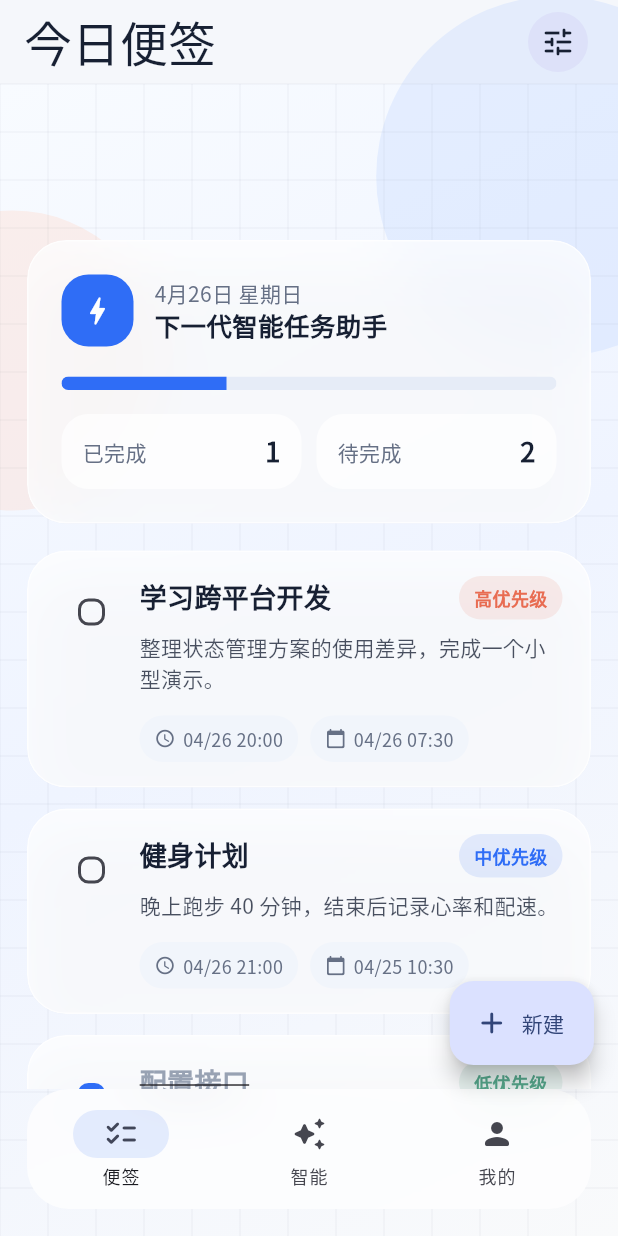
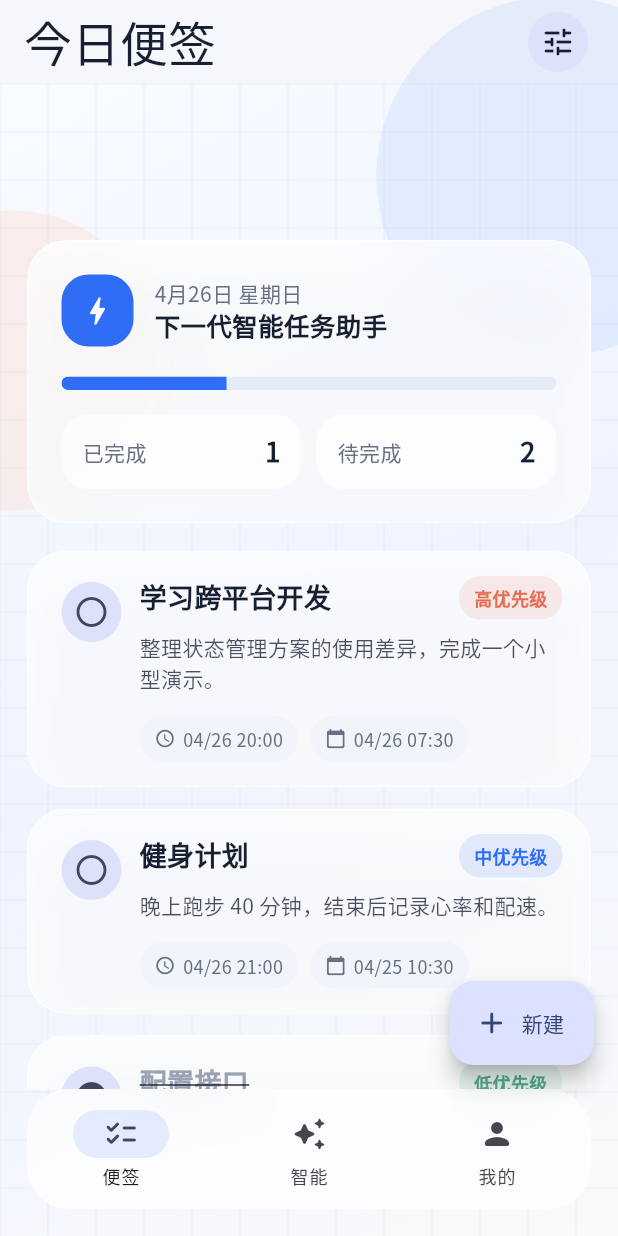
Before and after one commit to MewzCC/smartNoteAi, a Flutter app: the screen it shows after launch, on a phone screen of 412 x 824 dp. Run offline on Flutter 3.47's test engine with Material 3 defaults, Android fonts, the phone set to English and light mode, and no system bars; our stand-ins replace dio, flutter_local_notifications, google_fonts, shared_preferences, timezone; missing offline and left inert: android_intent_plus.

Commit message:
修复网页端交互和删除阈值

```diff
--- a/lib/main.dart
+++ b/lib/main.dart
@@ -1,9 +1,9 @@
 import 'dart:convert';
-import 'dart:io';
 import 'dart:ui';
 
 import 'package:android_intent_plus/android_intent.dart';
 import 'package:dio/dio.dart';
+import 'package:flutter/foundation.dart';
 import 'package:flutter/material.dart';
 import 'package:flutter_local_notifications/flutter_local_notifications.dart';
 import 'package:google_fonts/google_fonts.dart';
@@ -422,6 +422,8 @@ class NotificationService {
   final _plugin = FlutterLocalNotificationsPlugin();
 
   Future<void> init() async {
+    if (kIsWeb) return;
+
     const android = AndroidInitializationSettings('@mipmap/ic_launcher');
     const ios = DarwinInitializationSettings();
     await _plugin.initialize(
@@ -440,6 +442,8 @@ class NotificationService {
   }
 
   Future<void> schedule(Note note) async {
+    if (kIsWeb) return;
+
     await cancel(note.id);
     final reminder = note.reminderAt;
     if (reminder == null || reminder.isBefore(DateTime.now())) return;
@@ -469,10 +473,17 @@ class NotificationService {
     await _tryNativeAlarm(note);
   }
 
-  Future<void> cancel(String noteId) => _plugin.cancel(id: _intId(noteId));
+  Future<void> cancel(String noteId) {
+    if (kIsWeb) return Future<void>.value();
+    return _plugin.cancel(id: _intId(noteId));
+  }
 
   Future<void> _tryNativeAlarm(Note note) async {
-    if (!Platform.isAndroid || note.reminderAt == null) return;
+    if (kIsWeb ||
+        defaultTargetPlatform != TargetPlatform.android ||
+        note.reminderAt == null) {
+      return;
+    }
     final time = note.reminderAt!;
     final intent = AndroidIntent(
       action: 'android.intent.action.SET_ALARM',
@@ -866,6 +877,10 @@ class NoteCard extends StatelessWidget {
     return Dismissible(
       key: ValueKey(note.id),
       direction: DismissDirection.horizontal,
+      dismissThresholds: const {
+        DismissDirection.startToEnd: 0.2,
+        DismissDirection.endToStart: 0.2,
+      },
       confirmDismiss: (_) => _confirmDelete(context),
       onDismissed: (_) => store.deleteNote(note.id),
       background: const DismissBg(alignment: Alignment.centerLeft),
@@ -885,12 +900,23 @@ class NoteCard extends StatelessWidget {
           child: Row(
             crossAxisAlignment: CrossAxisAlignment.start,
             children: [
-              Checkbox(
-                value: note.done,
-                shape: RoundedRectangleBorder(
-                  borderRadius: BorderRadius.circular(7),
+              Semantics(
+                button: true,
+                selected: note.done,
+                label: note.done ? '标记为未完成' : '标记为已完成',
+                child: IconButton.filledTonal(
+                  tooltip: note.done ? '标记为未完成' : '标记为已完成',
+                  onPressed: () => store.toggleDone(note.id),
+                  icon: AnimatedSwitcher(
+                    duration: const Duration(milliseconds: 180),
+                    child: Icon(
+                      note.done
+                          ? Icons.check_circle_rounded
+                          : Icons.radio_button_unchecked_rounded,
+                      key: ValueKey(note.done),
+                    ),
+                  ),
                 ),
-                onChanged: (_) => store.toggleDone(note.id),
               ),
               const SizedBox(width: 8),
               Expanded(
```
